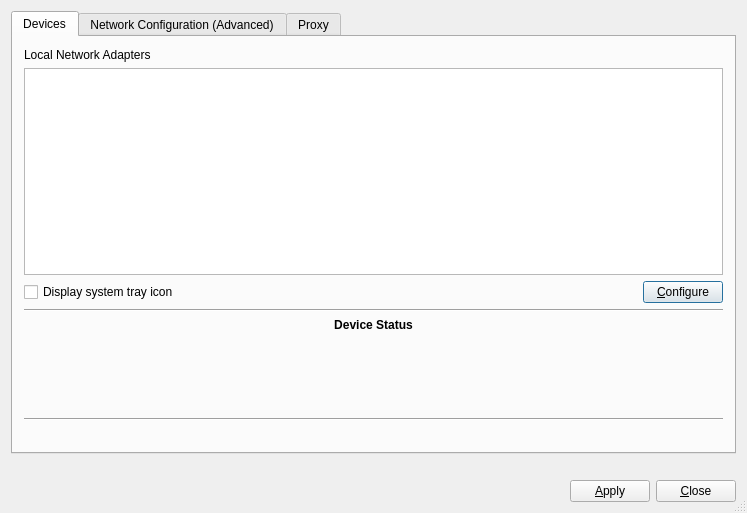
First picture: the form in src/NetworkManager/networkman.ui, repository q5sys/pc-networkmanager, before the edit.
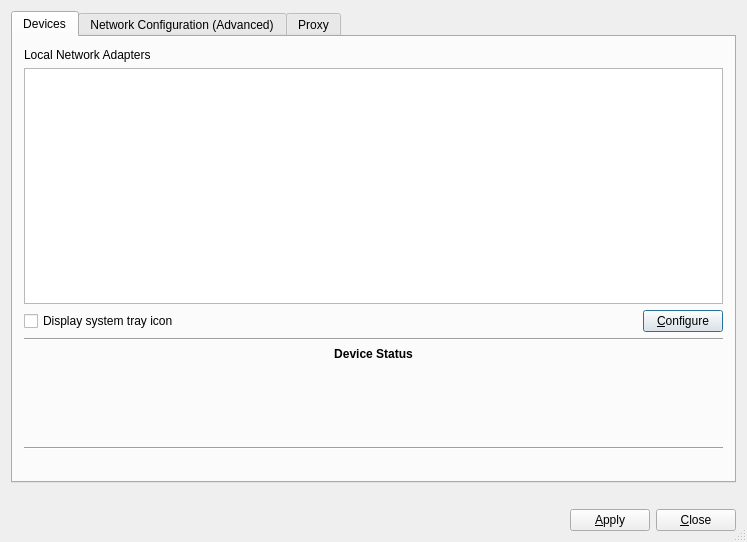
Second picture: the form after the edit. Icons and pictures are not drawn.

Commit message: Remove the "PC-BSD" reference in the title for the network manager window.

Diff of the .ui file:
```diff
--- a/src/NetworkManager/networkman.ui
+++ b/src/NetworkManager/networkman.ui
@@ -7,7 +7,7 @@
     <x>0</x>
     <y>0</y>
     <width>747</width>
-    <height>513</height>
+    <height>542</height>
    </rect>
   </property>
   <property name="windowTitle">
```
Left out of the diff: 2 changed lines with no effect on the pictures.
